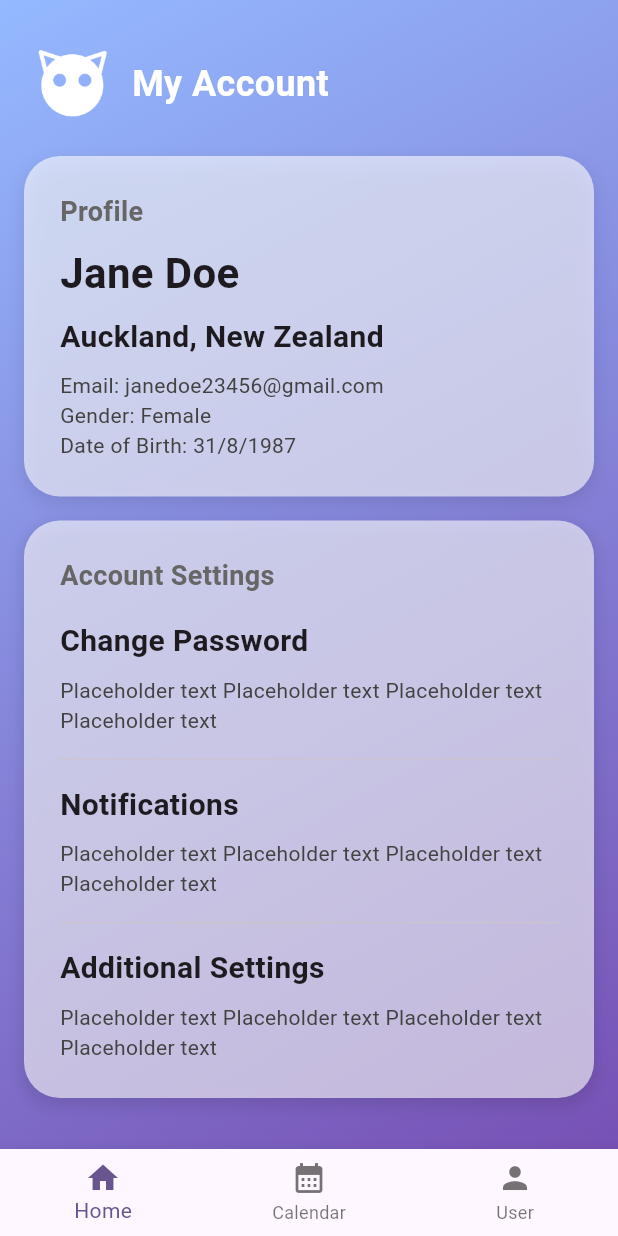
After one commit to yousongsun/gdsc-hackathon-2024, a Flutter app: the ProfileScreen screen opened directly, on a phone screen of 412 x 824 dp. The commit adds this screen. Run offline on Flutter 3.47's test engine with Material 3 defaults, Android fonts, the light colour scheme and no system bars.

Commit message:
feat: Add prescriptions screen and profile screen

```diff
--- a/mobile/lib/src/ui/screens/home_screen.dart
+++ b/mobile/lib/src/ui/screens/home_screen.dart
@@ -19,7 +19,7 @@ class HomeScreen extends StatelessWidget {
             end: Alignment.bottomRight,
           ),
         ),
-        padding: EdgeInsets.only(left: 16.0, right: 16.0, top: 24.0), // p-6
+        padding: EdgeInsets.only(left: 16.0, right: 16.0, top: 24.0),
         child: SingleChildScrollView(
             child: Column(
                 crossAxisAlignment: CrossAxisAlignment.center,
@@ -294,6 +294,7 @@ class HomeScreen extends StatelessWidget {
                 },
                 child: const Text('My prescriptions'),
               ),
+              SizedBox(height: 20.0),
             ])),
       ),
       bottomNavigationBar: BottomNavigationBar(
@@ -309,7 +310,7 @@ class HomeScreen extends StatelessWidget {
           } else if (index == 1) {
             Navigator.pushNamed(context, '/calendar');
           } else if (index == 2) {
-            Navigator.pushNamed(context, '/prescriptions');
+            Navigator.pushNamed(context, '/profile');
           }
         },
       ),
@@ -324,7 +325,7 @@ class SecondScreen extends StatelessWidget {
   Widget build(BuildContext context) {
     return Scaffold(
       appBar: AppBar(
-        title: const Text('Second Screen'),
+        title: const Text('My Prescriptions'),
       ),
       body: const Center(
         child: Text(
@@ -345,7 +346,7 @@ class SecondScreen extends StatelessWidget {
           } else if (index == 1) {
             Navigator.pushNamed(context, '/calendar');
           } else if (index == 2) {
-            Navigator.pushNamed(context, '/prescriptions');
+            Navigator.pushNamed(context, '/profile');
           }
         },
       ),
--- /dev/null
+++ b/mobile/lib/src/ui/screens/profile_screen.dart
@@ -0,0 +1,235 @@
+import 'package:flutter/material.dart';
+
+class ProfileScreen extends StatelessWidget {
+  const ProfileScreen({super.key});
+
+  @override
+  Widget build(BuildContext context) {
+    return Scaffold(
+      body: Container(
+        width: double.infinity,
+        height: double.infinity,
+        decoration: const BoxDecoration(
+          gradient: LinearGradient(
+            colors: [
+              Color(0xFF94b9ff), // Light blue from hex code #94b9ff
+              Color(0xFF7751b5), // Purple from hex code #7751b5
+            ],
+            begin: Alignment.topLeft,
+            end: Alignment.bottomRight,
+          ),
+        ),
+        padding: EdgeInsets.only(left: 16.0, right: 16.0, top: 24.0),
+        child: SingleChildScrollView(
+            child: Column(
+                crossAxisAlignment: CrossAxisAlignment.center,
+                children: <Widget>[
+              Row(
+                crossAxisAlignment: CrossAxisAlignment.center,
+                children: [
+                  GestureDetector(
+                    onTap: () {
+                      // Handle your navigation logic here
+                      Navigator.pushNamed(context, '/');
+                    },
+                    child: Image.asset(
+                      'assets/images/icon.jpg',
+                      // Replace with your actual image path
+                      width: 64.0, // w-16
+                      height: 64.0, // h-16
+                    ),
+                  ),
+                  const SizedBox(width: 8.0),
+                  // Add space between the image and text
+                  const Text(
+                    'My Account',
+                    style: TextStyle(
+                      fontSize: 24.0, // text-3xl
+                      color: Colors.white, // text-white
+                      fontWeight: FontWeight.bold, // font-bold
+                    ),
+                  ),
+                ],
+              ),
+              Container(
+                decoration: BoxDecoration(
+                  color: Colors.white.withOpacity(0.6), // bg-white/60
+                  borderRadius: BorderRadius.circular(24.0), // rounded-3xl
+                  boxShadow: [
+                    BoxShadow(
+                      color: Colors.black.withOpacity(0.1), // shadow-lg
+                      blurRadius: 10.0,
+                      offset: Offset(0, 5),
+                    ),
+                  ],
+                ),
+                padding: EdgeInsets.all(24.0), // p-6
+                margin: EdgeInsets.only(top: 16.0), // mt-4
+                child: Column(
+                  crossAxisAlignment: CrossAxisAlignment.start,
+                  children: [
+                    Text(
+                      'Profile',
+                      style: TextStyle(
+                        fontSize: 18.0, // text-lg
+                        color: Color(0xFF666666), // text-[#666666]
+                        fontWeight: FontWeight.bold, // font-bold
+                      ),
+                    ),
+                    SizedBox(height: 8.0),
+                    Row(
+                      mainAxisAlignment: MainAxisAlignment.spaceBetween,
+                      // justify-between
+                      children: [
+                        Text(
+                          'Jane Doe',
+                          style: TextStyle(
+                            fontSize: 28.0, // text-3xl
+                            fontWeight: FontWeight.bold, // font-bold
+                          ),
+                        ),
+                      ],
+                    ),
+                    SizedBox(height: 8.0),
+                    Text(
+                      'Auckland, New Zealand',
+                      style: TextStyle(
+                        fontSize: 20.0, // text-xl
+                        fontWeight: FontWeight.bold, // font-bold
+                      ),
+                    ),
+                    SizedBox(height: 8.0),
+                    Text(
+                      'Email: janedoe23456@gmail.com',
+                      style: TextStyle(
+                        color: Colors.grey[800], // text-gray-800
+                      ),
+                    ),
+                    Text(
+                      'Gender: Female',
+                      style: TextStyle(
+                        color: Colors.grey[800], // text-gray-800
+                      ),
+                    ),
+                    Text(
+                      'Date of Birth: 31/8/1987',
+                      style: TextStyle(
+                        color: Colors.grey[800], // text-gray-800
+                      ),
+                    ),
+                  ],
+                ),
+              ),
+              Container(
+                decoration: BoxDecoration(
+                  color: Colors.white.withOpacity(0.6),
+                  borderRadius: BorderRadius.circular(24.0),
+                  // 3xl rounded corners
+                  boxShadow: [
+                    BoxShadow(
+                      color: Colors.black.withOpacity(0.1),
+                      spreadRadius: 2,
+                      blurRadius: 8,
+                      offset: Offset(0, 4), // shadow direction: bottom right
+                    ),
+                  ],
+                ),
+                padding: EdgeInsets.all(24.0), // Padding of 6 units
+                margin: EdgeInsets.only(top: 16.0), // Margin-top of 4 units
+                child: Column(
+                  crossAxisAlignment: CrossAxisAlignment.start,
+                  children: [
+                    Text(
+                      'Account Settings',
+                      style: TextStyle(
+                        fontSize: 18.0, // text-lg
+                        fontWeight: FontWeight.bold,
+                        color: Color(0xFF666666), // Custom color #666666
+                      ),
+                    ),
+                    SizedBox(height: 16.0), // Margin bottom of 2 units
+                    Column(
+                      crossAxisAlignment: CrossAxisAlignment.start,
+                      children: [
+                        // Change Password Section
+                        Text(
+                          'Change Password',
+                          style: TextStyle(
+                            fontSize: 20.0, // text-xl
+                            fontWeight: FontWeight.bold,
+                          ),
+                        ),
+                        SizedBox(height: 8.0),
+                        // Margin bottom of 2 units
+                        Text(
+                          'Placeholder text Placeholder text Placeholder text Placeholder text',
+                          style: TextStyle(
+                            color: Colors.grey[800],
+                          ),
+                        ),
+                        Divider(height: 32.0),
+                        // my-4: Vertical space around the divider
+
+                        // Notifications Section
+                        Text(
+                          'Notifications',
+                          style: TextStyle(
+                            fontSize: 20.0, // text-xl
+                            fontWeight: FontWeight.bold,
+                          ),
+                        ),
+                        SizedBox(height: 8.0),
+                        // Margin bottom of 2 units
+                        Text(
+                          'Placeholder text Placeholder text Placeholder text Placeholder text',
+                          style: TextStyle(
+                            color: Colors.grey[800],
+                          ),
+                        ),
+                        Divider(height: 32.0),
+                        // my-4: Vertical space around the divider
+
+                        // Additional Settings Section
+                        Text(
+                          'Additional Settings',
+                          style: TextStyle(
+                            fontSize: 20.0, // text-xl
+                            fontWeight: FontWeight.bold,
+                          ),
+                        ),
+                        SizedBox(height: 8.0),
+                        // Margin bottom of 2 units
+                        Text(
+                          'Placeholder text Placeholder text Placeholder text Placeholder text',
+                          style: TextStyle(
+                            color: Colors.grey[800],
+                          ),
+                        ),
+                      ],
+                    ),
+                  ],
+                ),
+              ),
+              SizedBox(height: 20.0),
+            ])),
+      ),
+      bottomNavigationBar: BottomNavigationBar(
+        items: const [
+          BottomNavigationBarItem(icon: Icon(Icons.home), label: 'Home'),
+          BottomNavigationBarItem(
+              icon: Icon(Icons.calendar_month), label: 'Calendar'),
+          BottomNavigationBarItem(icon: Icon(Icons.person), label: 'User'),
+        ],
+        onTap: (int index) {
+          if (index == 0) {
+            Navigator.pushNamed(context, '/');
+          } else if (index == 1) {
+            Navigator.pushNamed(context, '/calendar');
+          } else if (index == 2) {
+            Navigator.pushNamed(context, '/profile');
+          }
+        },
+      ),
+    );
+  }
+}
```
Also changed, not shown: mobile/lib/src/ui/screens/prescriptions_screen.dart (added, +113 -0 lines).
